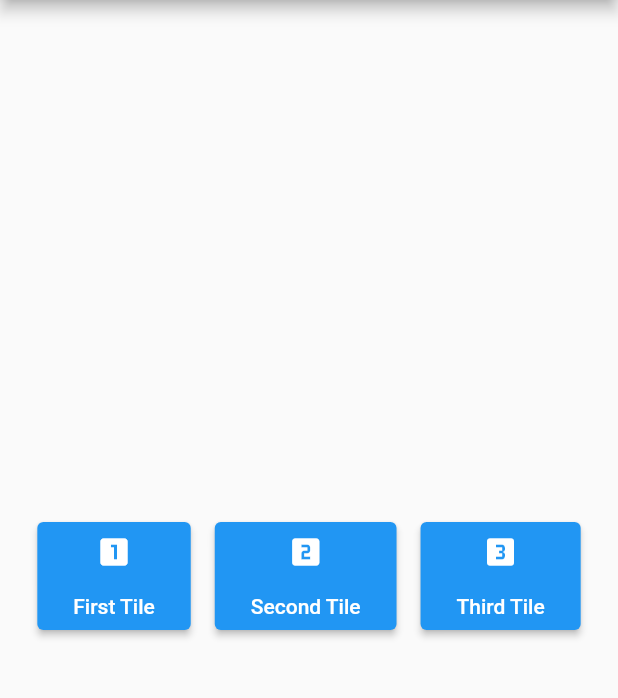
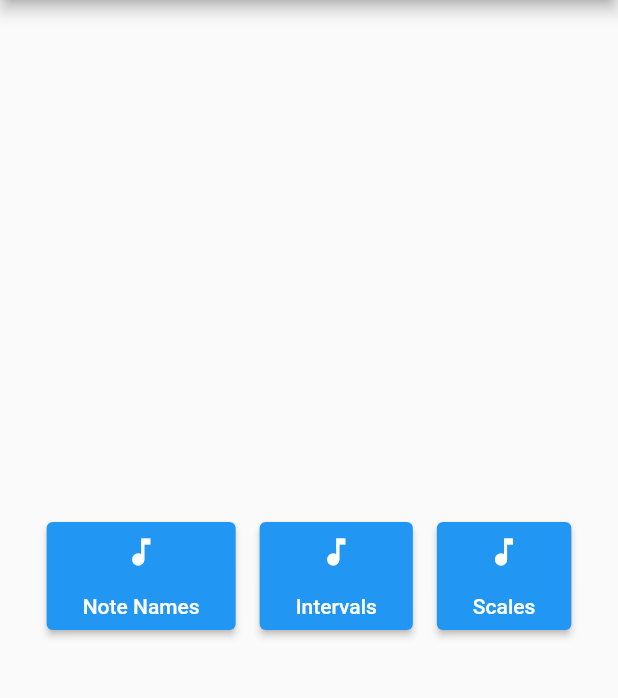
Before and after one commit to PieterStijnD/MusicTheoryWeb, a Flutter app: the screen it shows after launch, on a phone screen of 412 x 824 dp, the part 84-782 px from its top. Run offline on Flutter 3.47's test engine with Material 2 defaults, Android fonts, the phone set to English and light mode, and no system bars; our stand-ins replace audioplayers.

Commit message:
adding reusable menu rows to pages

```diff
--- a/music_theory_app/lib/theory/theory_menu.dart
+++ b/music_theory_app/lib/theory/theory_menu.dart
@@ -1,6 +1,7 @@
 import 'package:flutter/material.dart';
 
 import '../shared_assets/menu_button.dart';
+import '../shared_assets/menu_row.dart';
 
 class TheoryMenu extends StatelessWidget {
   @override
@@ -9,22 +10,21 @@ class TheoryMenu extends StatelessWidget {
       body: Center(
         child: Column(
           mainAxisAlignment: MainAxisAlignment.center,
-          children: <Widget>[
-            Row(
-              mainAxisAlignment: MainAxisAlignment.center,
-              children: const [
-                MenuButton(
-                  listTileName: 'First Tile',
-                  icon: Icon(Icons.looks_one),
-                ),
-                MenuButton(
-                  listTileName: 'Second Tile',
-                  icon: Icon(Icons.looks_two),
-                ),
-                MenuButton(
-                  listTileName: 'Third Tile',
-                  icon: Icon(Icons.looks_3),
-                ),
+          children: const [
+            MenuRow(
+              menuButtons: [
+                {
+                  "listTileName": "Note Names",
+                  "icon": Icon(Icons.music_note),
+                },
+                {
+                  "listTileName": "Intervals",
+                  "icon": Icon(Icons.music_note),
+                },
+                {
+                  "listTileName": "Scales",
+                  "icon": Icon(Icons.music_note),
+                },
               ],
             ),
           ],
```
Also changed, not shown: music_theory_app/lib/practice/practice_menu.dart (+18 -3 lines).
